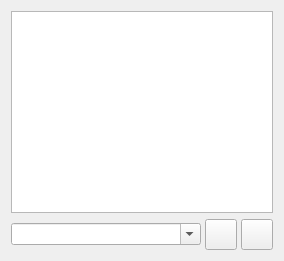
Old version of the form View/ConsoleForm.ui in the repository octronic-uk/Candle.
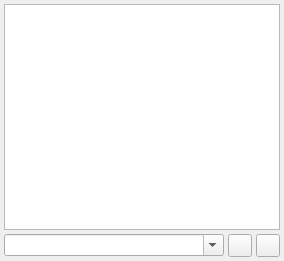
New version of the form. Icons and pictures are not drawn.

Diff of the .ui file:
```diff
--- a/View/ConsoleForm.ui
+++ b/View/ConsoleForm.ui
@@ -14,6 +14,24 @@
    <string/>
   </property>
   <layout class="QVBoxLayout" name="verticalLayout">
+   <property name="spacing">
+    <number>4</number>
+   </property>
+   <property name="sizeConstraint">
+    <enum>QLayout::SetMinimumSize</enum>
+   </property>
+   <property name="leftMargin">
+    <number>4</number>
+   </property>
+   <property name="topMargin">
+    <number>4</number>
+   </property>
+   <property name="rightMargin">
+    <number>4</number>
+   </property>
+   <property name="bottomMargin">
+    <number>4</number>
+   </property>
    <item>
     <widget class="QTextEdit" name="txtConsole"/>
    </item>
@@ -47,7 +65,7 @@
      <item>
       <widget class="QToolButton" name="commandSendButton">
        <property name="sizePolicy">
-        <sizepolicy hsizetype="Fixed" vsizetype="Fixed">
+        <sizepolicy hsizetype="Preferred" vsizetype="Preferred">
          <horstretch>0</horstretch>
          <verstretch>0</verstretch>
         </sizepolicy>
@@ -73,8 +91,8 @@
        </property>
        <property name="iconSize">
         <size>
-         <width>24</width>
-         <height>24</height>
+         <width>16</width>
+         <height>16</height>
         </size>
        </property>
       </widget>
@@ -82,7 +100,7 @@
      <item>
       <widget class="QToolButton" name="consoleClearButton">
        <property name="sizePolicy">
-        <sizepolicy hsizetype="Fixed" vsizetype="Fixed">
+        <sizepolicy hsizetype="Preferred" vsizetype="Preferred">
          <horstretch>0</horstretch>
          <verstretch>0</verstretch>
         </sizepolicy>
@@ -108,8 +126,8 @@
        </property>
        <property name="iconSize">
         <size>
-         <width>24</width>
-         <height>24</height>
+         <width>16</width>
+         <height>16</height>
         </size>
        </property>
       </widget>
```
Left out of the diff: 8 changed lines with no effect on the pictures.
